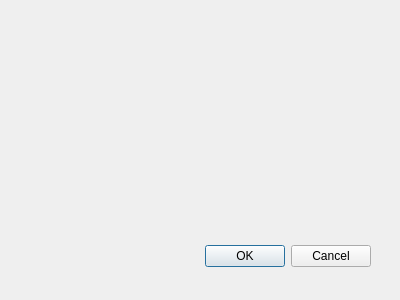
Before: the Qt Designer form auto_print/auto_print_dialog_base.ui in chrimohr/autoPrint, drawn with Qt 5.
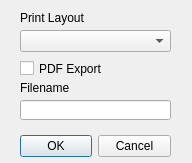
After: the same form once the commit is applied.

```diff
--- a/auto_print/auto_print_dialog_base.ui
+++ b/auto_print/auto_print_dialog_base.ui
@@ -1,23 +1,23 @@
 <ui version="4.0" >
  <class>autoPrintDialogBase</class>
- <widget class="QDialog" name="autoPrintDialogBase" >
-  <property name="geometry" >
+ <widget class="QDialog" name="autoPrintDialogBase">
+  <property name="geometry">
    <rect>
     <x>0</x>
     <y>0</y>
-    <width>400</width>
-    <height>300</height>
+    <width>192</width>
+    <height>163</height>
    </rect>
   </property>
   <property name="windowTitle" >
    <string>autoPrint</string>
   </property>
-  <widget class="QDialogButtonBox" name="button_box" >
-   <property name="geometry" >
+  <widget class="QDialogButtonBox" name="button_box">
+   <property name="geometry">
     <rect>
-     <x>30</x>
-     <y>240</y>
-     <width>341</width>
+     <x>20</x>
+     <y>130</y>
+     <width>151</width>
      <height>32</height>
     </rect>
    </property>
@@ -28,6 +28,71 @@
     <set>QDialogButtonBox::Cancel|QDialogButtonBox::Ok</set>
    </property>
   </widget>
+  <widget class="QLabel" name="label">
+   <property name="geometry">
+    <rect>
+     <x>20</x>
+     <y>10</y>
+     <width>151</width>
+     <height>16</height>
+    </rect>
+   </property>
+   <property name="text">
+    <string>Print Layout</string>
+   </property>
+  </widget>
+  <widget class="QLabel" name="label_2">
+   <property name="geometry">
+    <rect>
+     <x>20</x>
+     <y>80</y>
+     <width>151</width>
+     <height>16</height>
+    </rect>
+   </property>
+   <property name="text">
+    <string>Filename</string>
+   </property>
+  </widget>
+  <widget class="QLineEdit" name="filename">
+   <property name="enabled">
+    <bool>true</bool>
+   </property>
+   <property name="geometry">
+    <rect>
+     <x>20</x>
+     <y>100</y>
+     <width>151</width>
+     <height>20</height>
+    </rect>
+   </property>
+   <property name="clearButtonEnabled">
+    <bool>true</bool>
+   </property>
+  </widget>
+  <widget class="QCheckBox" name="PdfCheckBox">
+   <property name="geometry">
+    <rect>
+     <x>20</x>
+     <y>60</y>
+     <width>151</width>
+     <height>17</height>
+    </rect>
+   </property>
+   <property name="text">
+    <string>PDF Export</string>
+   </property>
+  </widget>
+  <widget class="QComboBox" name="layoutComboBox">
+   <property name="geometry">
+    <rect>
+     <x>20</x>
+     <y>30</y>
+     <width>151</width>
+     <height>22</height>
+    </rect>
+   </property>
+  </widget>
  </widget>
  <resources/>
  <connections>
```
Left out of the diff: 33 changed lines with no effect on the pictures.
